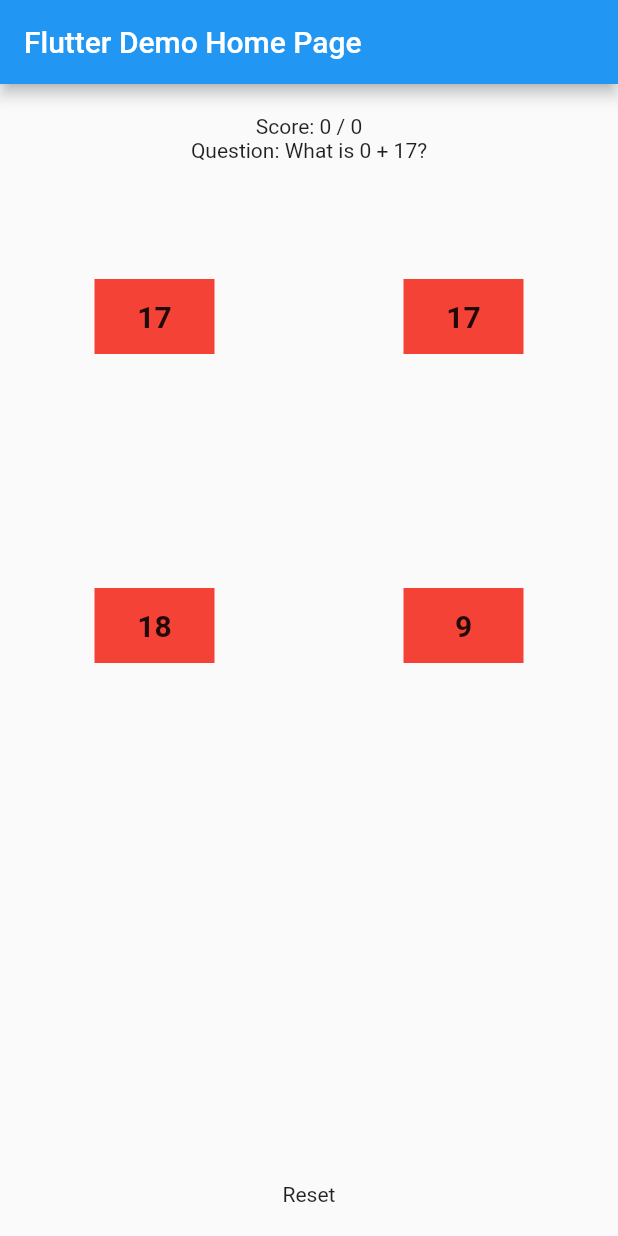
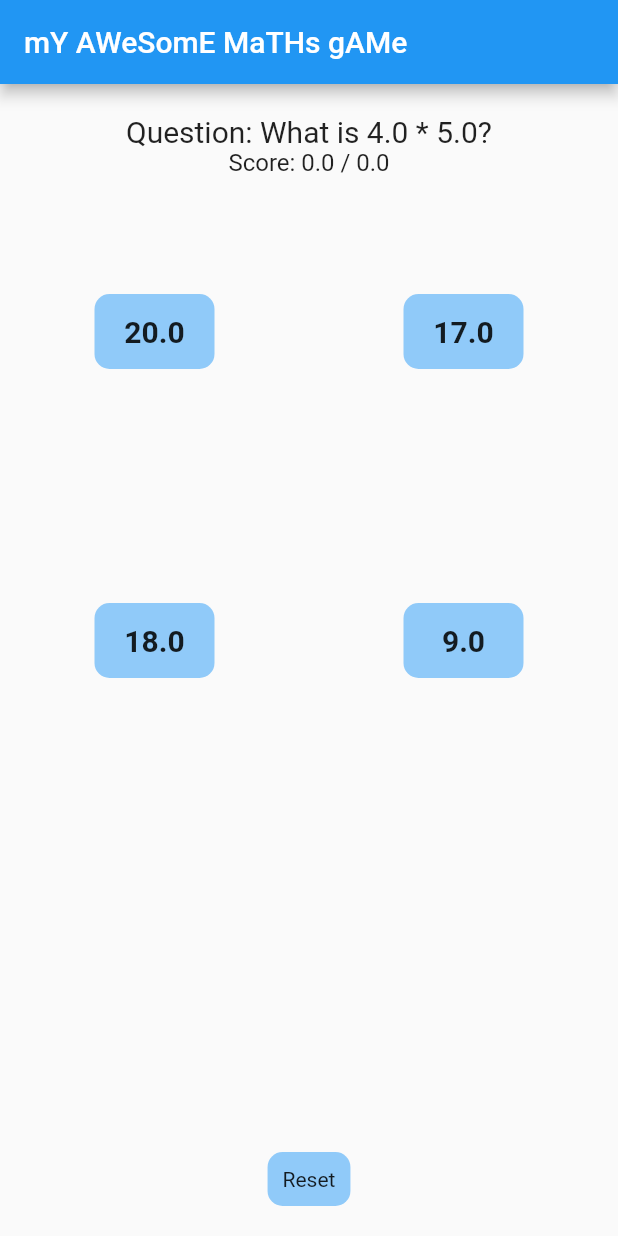
Before and after one commit to HighlandsCollege/l3y1u7-maths-app, a Flutter app: the screen it shows after launch, after a tap on "Reset", on a phone screen of 412 x 824 dp. Run offline on Flutter 3.47's test engine with Material 2 defaults, Android fonts, the phone set to English and light mode, and no system bars.

Commit message:
added minus, times and divide

```diff
--- a/lib/main.dart
+++ b/lib/main.dart
@@ -10,12 +10,8 @@ class MyApp extends StatelessWidget {
   @override
   Widget build(BuildContext context) {
     return MaterialApp(
-      title: 'Flutter Demo',
-      theme: ThemeData(
-        primarySwatch: Colors.blue,
-        visualDensity: VisualDensity.adaptivePlatformDensity,
-      ),
-      home: MyHomePage(title: 'Flutter Demo Home Page'),
+      title: 'Awesome maths game',
+      home: MyHomePage(title: 'mY AWeSomE MaTHs gAMe'),
     );
   }
 }
@@ -31,10 +27,11 @@ class MyHomePage extends StatefulWidget {
 
 class _MyHomePageState extends State<MyHomePage> {
   String _question = '';
-  int _correct = 0;
-  int _totalAnswers = 0;
-  int _score = 0;
-  List<int> _buffer = [];
+  double _correct = 0;
+  double _totalAnswers = 0;
+  double _score = 0;
+  String _operator = '';
+  List<double> _buffer = [];
 
   @override
   void initState() {
@@ -43,14 +40,14 @@ class _MyHomePageState extends State<MyHomePage> {
   }
 
   Future<void> _generateQuestion() async {
-    List<int> list = await _randomInt();
+    List<double> list = await _randomInt();
     setState(() {
-      _question = 'What is ${list[0]} + ${list[1]}?';
+      _question = 'What is ${list[0]} $_operator ${list[1]}?';
       _correct = list[2];
     });
   }
 
-  void _verifyAnswer(int answer) {
+  void _verifyAnswer(double answer) {
     if (answer == _correct) {
       setState(() {
         _score++;
@@ -64,12 +61,12 @@ class _MyHomePageState extends State<MyHomePage> {
     _generateQuestion();
   }
 
-  void _setBuffer (int correct) async {
+  void _setBuffer(double correct) async {
     var rng = new Random();
-    List<int> buffer = [];
+    List<double> buffer = [];
 
     for (var i = 0; i < 4; i++) {
-      buffer.add(rng.nextInt(20));
+      buffer.add(rng.nextInt(20).toDouble());
     }
 
     buffer[rng.nextInt(3)] = correct;
@@ -79,11 +76,32 @@ class _MyHomePageState extends State<MyHomePage> {
     });
   }
 
-  Future<List<int>> _randomInt() async {
+  Future<List<double>> _randomInt() async {
     var rng = new Random();
-    int x = rng.nextInt(20);
-    int y = rng.nextInt(20);
-    int correct = x + y;
+
+    double x = rng.nextInt(12).toDouble();
+    double y = rng.nextInt(12).toDouble();
+    double correct;
+
+    switch (rng.nextInt(4)) {
+      case 0:
+        _operator = '+';
+        correct = (x + y).toDouble();
+        break;
+      case 1:
+        _operator = '-';
+        correct = (x - y).toDouble();
+        break;
+      case 2:
+        _operator = '*';
+        correct = (x * y).toDouble();
+        break;
+      case 3:
+        _operator = '÷';
+        correct = x / y;
+        break;
+      default:
+    }
 
     _setBuffer(correct);
 
@@ -94,6 +112,7 @@ class _MyHomePageState extends State<MyHomePage> {
     _generateQuestion();
     setState(() {
       _score = 0;
+      _totalAnswers = 0;
     });
   }
 
@@ -109,45 +128,51 @@ class _MyHomePageState extends State<MyHomePage> {
             children: <Widget>[
               Container(height: 20),
               Text(
-                'Score: $_score / $_totalAnswers'
+                'Question: $_question',
+                style: TextStyle(fontSize: 20),
               ),
-            Text(
-                'Question: $_question'
-            ),
+              Text('Score: $_score / $_totalAnswers',
+                  style: TextStyle(fontSize: 16)),
               Expanded(
                   child: GridView.count(
                 crossAxisCount: 2,
-                children: List.generate(4, (index) => Center(
+                children: List.generate(
+                    4,
+                    (index) => Center(
                           child: GestureDetector(
                             onTap: () => _verifyAnswer(_buffer[index]),
                             child: Container(
                                 width: 80,
                                 height: 50,
-                      color: Colors.red,
+                                decoration: BoxDecoration(
+                                    color: Colors.blue[200],
+                                    borderRadius:
+                                        BorderRadius.all(Radius.circular(10))),
                                 child: Center(
                                   child: Text(
                                     '${_buffer[index]}',
                                     style: TextStyle(
                                         fontWeight: FontWeight.bold,
-                            fontSize: 20
-                          ),
-                        ),
-                      )
-                    ),
+                                        fontSize: 20),
                                   ),
                                 )),
-              )
                           ),
+                        )),
+              )),
               GestureDetector(
                 onTap: () => _reset(),
                 child: Center(
+                  child: Container(
                       child: Text('Reset'),
+                      padding: EdgeInsets.all(10),
+                      decoration: BoxDecoration(
+                          color: Colors.blue[200],
+                          borderRadius: BorderRadius.all(Radius.circular(10)))),
                 ),
               ),
               Container(height: 20)
             ],
           ),
-      )
-    );
+        ));
   }
 }
```
Also changed, not shown: pubspec.lock. Lines whose indentation alone changed are shown as unchanged.
